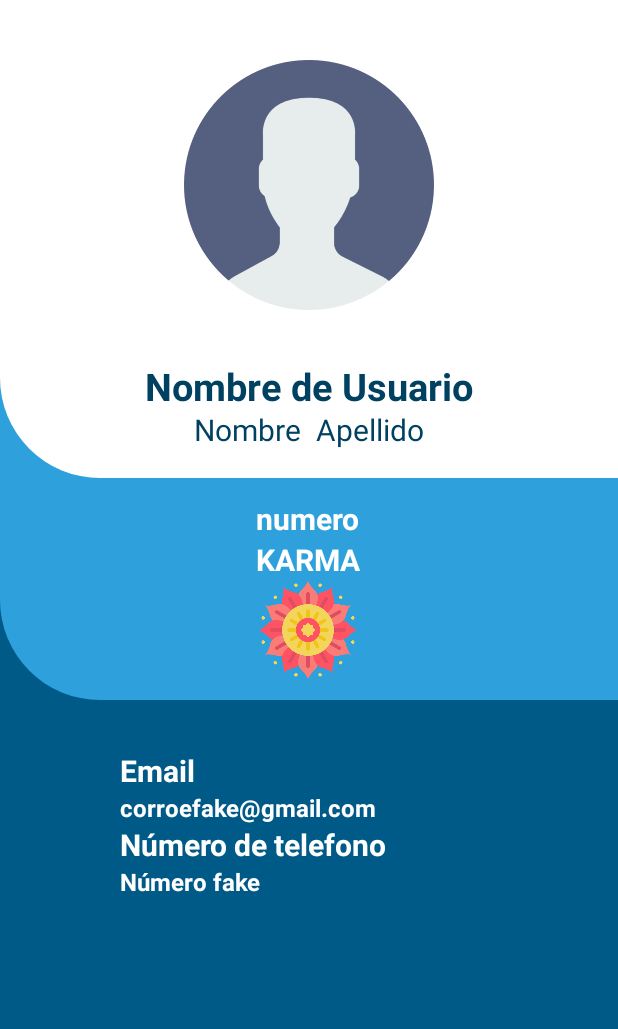
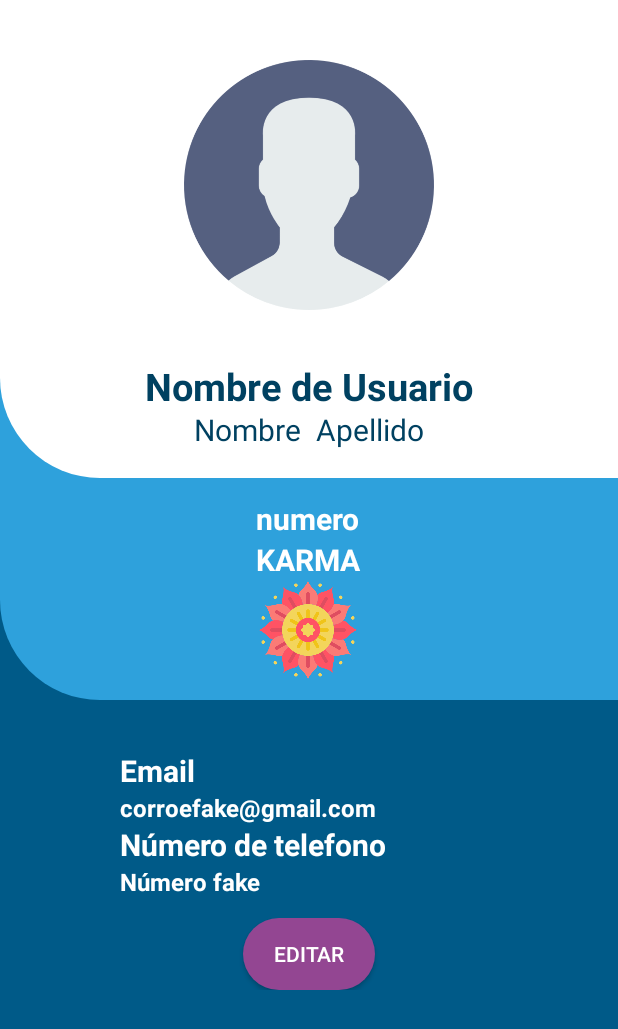
Before and after one commit to Mancipox/Tambo, an Android app: the MyProfileActivity screen opened directly, with no data from a screen before it, on a phone screen of 412 x 824 dp. Shown: the top 1029 px of the screen. Run offline under Robolectric (Android 15) with nearby library versions, the light colour scheme and no system bars; 8 statements that could not run were skipped.

Commit message:
Added a new activity that allows the user to edit its personal data

```diff
--- a/app/src/main/java/com/tambo/Controller/MyProfileActivity.java
+++ b/app/src/main/java/com/tambo/Controller/MyProfileActivity.java
@@ -1,7 +1,10 @@
 package com.tambo.Controller;
 
+import android.content.Intent;
 import android.support.v7.app.AppCompatActivity;
 import android.os.Bundle;
+import android.view.View;
+import android.widget.Button;
 import android.widget.TextView;
 import android.widget.Toast;
 
@@ -10,6 +13,7 @@ import com.tambo.R;
 
 public class MyProfileActivity extends AppCompatActivity {
     private TextView textView;
+    private Button editButton;
 
     @Override
     protected void onCreate(Bundle savedInstanceState) {
@@ -18,6 +22,7 @@ public class MyProfileActivity extends AppCompatActivity {
         final Bundle extras = getIntent().getExtras();
         final User usermain = (User)extras.get("user");
         final String sendtoken = (String) extras.get("token");
+        editButton=findViewById(R.id.edit_button);
 
         textView= findViewById(R.id.profile_username);
         textView.setText(usermain.getUserName());
@@ -27,17 +32,24 @@ public class MyProfileActivity extends AppCompatActivity {
         textView.setText(usermain.getLastName());
         TextView textViewKarma= findViewById(R.id.karma_number);
         textViewKarma.setText(String.valueOf(usermain.getKarma()));
-        Toast.makeText(MyProfileActivity.this, "Mi perfil "+usermain.getKarma(), Toast.LENGTH_SHORT).show();
+    //    Toast.makeText(MyProfileActivity.this, "Mi perfil "+usermain.getKarma(), Toast.LENGTH_SHORT).show();
         textView= findViewById(R.id.profile_email);
         textView.setText(usermain.getEmail());
         textView= findViewById(R.id.profile_number);
         textView.setText(usermain.getPhone());
-        /*
-        textView.setText(usermain.getKarma());
+
+        editButton.setOnClickListener(new View.OnClickListener() {
+
+            @Override
+            public void onClick(View v) {
+                Intent intent = new Intent(MyProfileActivity.this, EditProfileActivity.class);
+                intent.putExtra("user", usermain);
+                intent.putExtra("token",sendtoken);
+                startActivity(intent);
+
+            }
 
 
-        */
-
-
+    });
     }
 }
--- /dev/null
+++ b/app/src/main/res/drawable/boton_edit.xml
@@ -0,0 +1,6 @@
+<?xml version="1.0" encoding="utf-8"?>
+<shape xmlns:android= "http://schemas.android.com/apk/res/android">
+
+    <corners android:radius="32dp"/>
+    <solid android:color="@color/colorSecondary_01"/>
+</shape>
--- a/app/src/main/res/layout/activity_my_profile.xml
+++ b/app/src/main/res/layout/activity_my_profile.xml
@@ -155,6 +155,24 @@
 
     </LinearLayout>
 
+
+
 </LinearLayout>
+    <LinearLayout
+        android:layout_marginTop="20px"
+        android:layout_width="match_parent"
+        android:layout_height="wrap_content"
+        android:gravity="center">
+        <Button
+            android:id="@+id/edit_button"
+            android:layout_width="wrap_content"
+            android:layout_height="wrap_content"
+            android:gravity="center"
+            android:background="@drawable/boton_edit"
+            android:textColor="@color/colorWhite"
+            android:text="Editar"
+            />
+    </LinearLayout>
+
 </LinearLayout>
 </android.support.constraint.ConstraintLayout>
```
Also changed, not shown: app/src/main/AndroidManifest.xml (+7 -0 lines), app/src/main/java/com/tambo/Controller/EditProfileActivity.java (added, +15 -0 lines), app/src/main/res/layout/activity_edit_profile.xml (added, +153 -0 lines).
